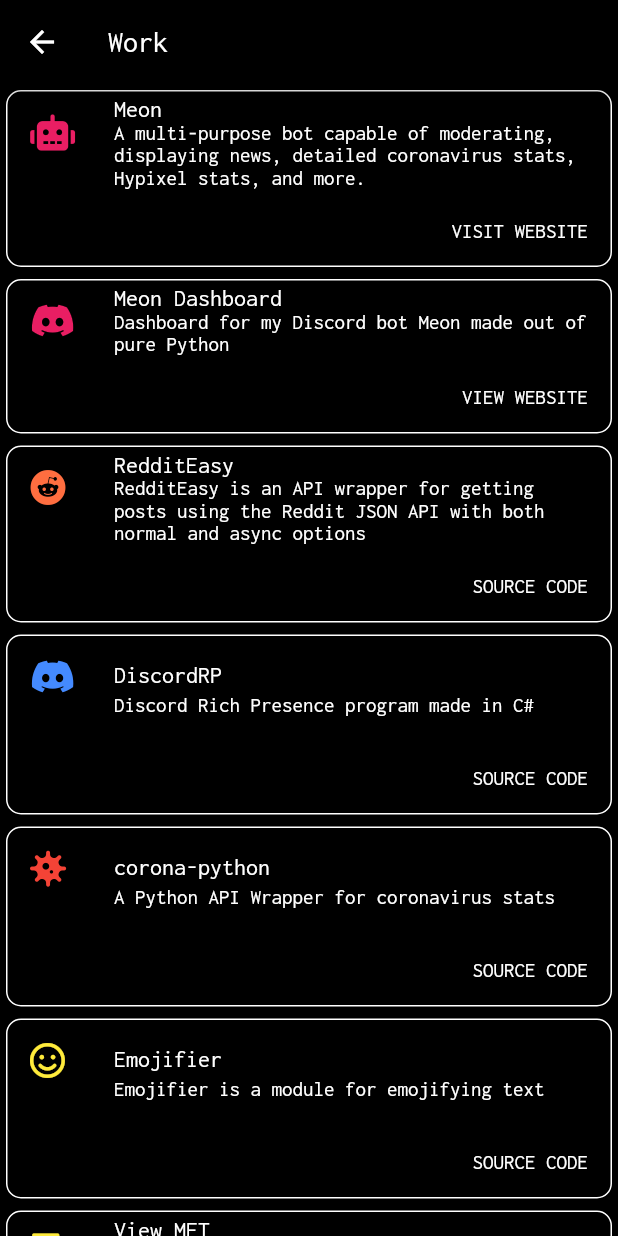
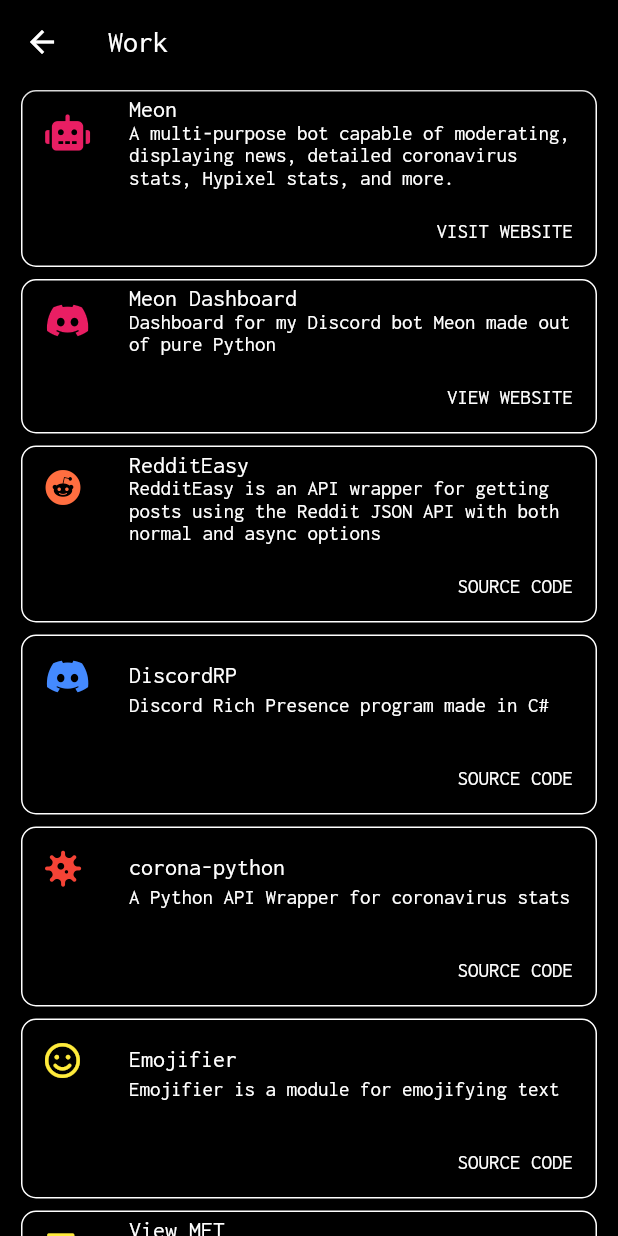
Before and after one commit to mrsrmn/emirsurmen_com, a Flutter app: the screen it shows after launch, after a tap on "Work", on a phone screen of 412 x 824 dp. Run offline on Flutter 3.47's test engine with Material 2 defaults, Android fonts, the phone set to English and light mode, and no system bars; our stand-ins replace font_awesome_flutter, google_fonts, url_strategy.

Commit message:
looks better

```diff
--- a/lib/education.dart
+++ b/lib/education.dart
@@ -25,6 +25,7 @@
               children: <Widget>[
                 Container(
                   width: 1000,
+                  padding: EdgeInsets.only(left: 10, right: 10),
                   child: Card(
                     color: Colors.black,
                     shape: RoundedRectangleBorder(
--- a/lib/experience.dart
+++ b/lib/experience.dart
@@ -99,6 +99,7 @@
               children: <Widget>[
                 Container(
                   width: 1000,
+                  padding: EdgeInsets.only(left: 10, right: 10),
                   child: ListView.builder(
                       physics: BouncingScrollPhysics(),
                       shrinkWrap: true,
--- a/lib/home.dart
+++ b/lib/home.dart
@@ -110,7 +110,7 @@
                 ),
 
                 Padding(
-                  padding: EdgeInsets.fromLTRB(0, 0, 0, 10),
+                  padding: EdgeInsets.fromLTRB(10, 0, 10, 10),
                   child: Column(
                     children: <Widget>[
                       Text('About Me', style: GoogleFonts.inconsolata(color: Colors.white, fontSize: 20), textAlign: TextAlign.center),
@@ -124,6 +124,7 @@
                 Padding(
                     padding: EdgeInsets.fromLTRB(0, 0, 5, 0),
                     child: Container(
+                      padding: EdgeInsets.only(left: 10, right: 10),
                       width: 1000,
                       child: Card(
                         color: Colors.black,
--- a/lib/work.dart
+++ b/lib/work.dart
@@ -1,4 +1,5 @@
 import 'package:flutter/cupertino.dart';
+import 'package:flutter/gestures.dart';
 import 'package:flutter/material.dart';
 import 'package:font_awesome_flutter/font_awesome_flutter.dart';
 import 'package:url_launcher/url_launcher.dart';
@@ -29,6 +30,7 @@
               children: <Widget>[
                 Container(
                   width: 1000,
+                  padding: EdgeInsets.only(left: 10, right: 10),
                   child: Card(
                     color: Colors.black,
                     shape: RoundedRectangleBorder(
@@ -61,6 +63,7 @@
                 ),
                 Container(
                   width: 1000,
+                  padding: EdgeInsets.only(left: 10, right: 10),
                   child: Card(
                     color: Colors.black,
                     shape: RoundedRectangleBorder(
@@ -94,6 +97,7 @@
                 ),
                 Container(
                   width: 1000,
+                  padding: EdgeInsets.only(left: 10, right: 10),
                   child: Card(
                     color: Colors.black,
                     shape: RoundedRectangleBorder(
@@ -126,6 +130,7 @@
                 ),
                 Container(
                   width: 1000,
+                  padding: EdgeInsets.only(left: 10, right: 10),
                   child: Card(
                     color: Colors.black,
                     shape: RoundedRectangleBorder(
@@ -158,6 +163,7 @@
                 ),
                 Container(
                   width: 1000,
+                  padding: EdgeInsets.only(left: 10, right: 10),
                   child: Card(
                     color: Colors.black,
                     shape: RoundedRectangleBorder(
@@ -190,6 +196,7 @@
                 ),
                 Container(
                   width: 1000,
+                  padding: EdgeInsets.only(left: 10, right: 10),
                   child: Card(
                     color: Colors.black,
                     shape: RoundedRectangleBorder(
@@ -223,6 +230,7 @@
                 ),
                 Container(
                   width: 1000,
+                  padding: EdgeInsets.only(left: 10, right: 10),
                   child: Card(
                     color: Colors.black,
                     shape: RoundedRectangleBorder(
@@ -254,7 +262,52 @@
                     ),
                   ),
                 ),
-                Text("And more...", style: GoogleFonts.inconsolata(color: Colors.white)),
+                Container(
+                  width: 1000,
+                  padding: EdgeInsets.only(left: 10, right: 10),
+                  child: Card(
+                    color: Colors.black,
+                    shape: RoundedRectangleBorder(
+                        borderRadius: BorderRadius.circular(10.0),
+                        side: BorderSide(color: Colors.white)
+                    ),
+                    child: Column(
+                      crossAxisAlignment: CrossAxisAlignment.center,
+                      mainAxisSize: MainAxisSize.min,
+                      children: <Widget>[
+                        ListTile(
+                          leading: FaIcon(FontAwesomeIcons.googlePlay, color: Colors.lightBlueAccent),
+                          title: Text('Google Play Apps', style: GoogleFonts.inconsolata(color: Colors.white)),
+                          subtitle: Text("See all of me and my friends' apps released on Google Play Store", style: GoogleFonts.inconsolata(color: Colors.white),),
+                        ),
+                        Row(
+                          mainAxisAlignment: MainAxisAlignment.end,
+                          children: <Widget>[
+                            TextButton(
+                              child: Text("VISIT DEVELOPER PAGE", style: GoogleFonts.inconsolata(color: Colors.white),),
+                              onPressed: () {
+                                launch("https://play.google.com/store/apps/dev?id=7307516551412925597");
+                              },
+                            ),
+                            SizedBox(width: 8),
+                          ],
+                        ),
+                      ],
+                    ),
+                  ),
+                ),
+                Padding(
+                  padding: EdgeInsets.only(bottom: 10, top: 10),
+                  child: RichText(
+                    text: TextSpan(
+                      text: "And more...",
+                      style: GoogleFonts.inconsolata(color: Colors.white),
+                      recognizer: TapGestureRecognizer()..onTap = () {
+                        launch("https://github.com/MakufonSkifto?tab=repositories");
+                      }
+                    )
+                  ),
+                )
               ],
             ),
           ),
```
Also changed, not shown: 3 other files.
